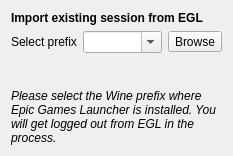
First picture: the form in rare/ui/components/dialogs/login/import_login.ui, repository RareDevs/Rare, before the edit.
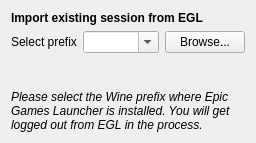
Second picture: the form after the edit.

Commit message:
Rare: Replace QToolButton with QPushButton
QToolButton is not really designed to be used in the way we did and since
QPushButton supports having a menu attached to, we can replace tool buttons
in most cases.

* Fix the presentation of the TabButtonWidget by updating RareStyle's css

* Reduce the size of the top tab bar to save vertical space.

* Remove infoLabel property

Diff of the .ui file:
```diff
--- a/rare/ui/components/dialogs/login/import_login.ui
+++ b/rare/ui/components/dialogs/login/import_login.ui
@@ -6,8 +6,8 @@
    <rect>
     <x>0</x>
     <y>0</y>
-    <width>233</width>
-    <height>156</height>
+    <width>256</width>
+    <height>143</height>
    </rect>
   </property>
   <property name="sizePolicy">
@@ -69,9 +69,9 @@
         </widget>
        </item>
        <item>
-        <widget class="QToolButton" name="prefix_tool">
+        <widget class="QPushButton" name="prefix_button">
          <property name="text">
-          <string>Browse</string>
+          <string>Browse...</string>
          </property>
         </widget>
        </item>
```
The commit also changes 25 other files.
